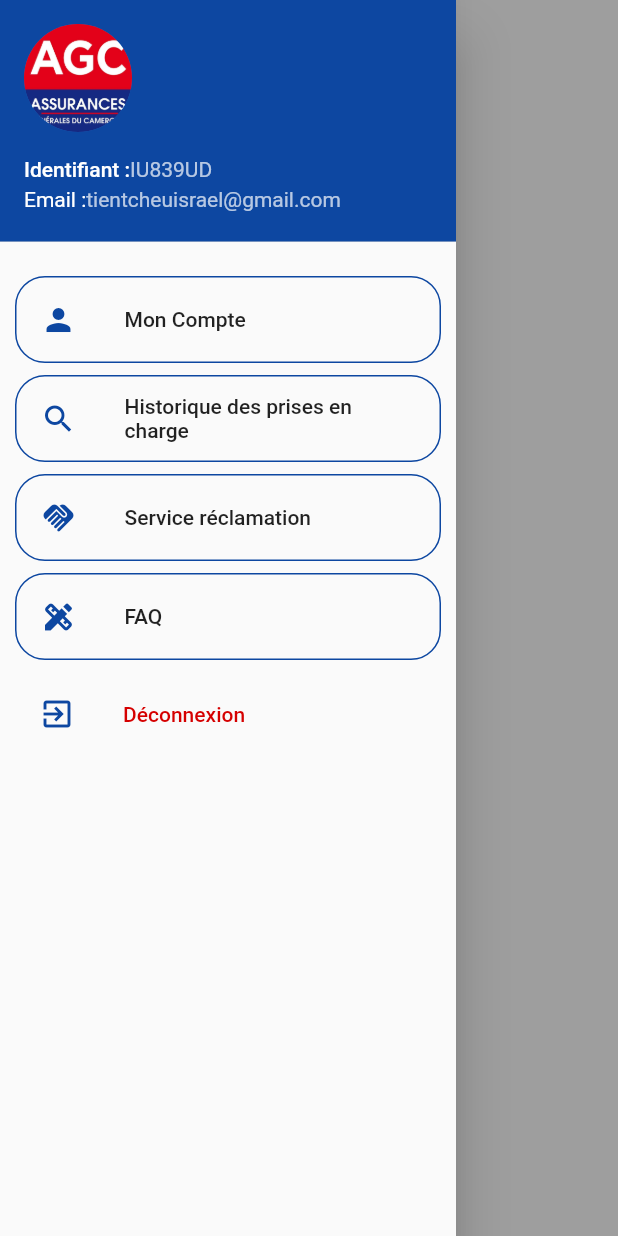
After one commit to TIENTCHEUisrael/projetagc, a Flutter app: the HomeClientPage screen opened directly, after a tap on the "menu" icon, on a phone screen of 412 x 824 dp. The commit adds this screen. Run offline on Flutter 3.47's test engine with Material 2 defaults, Android fonts, the phone set to English and light mode, and no system bars; our stand-ins replace google_fonts, smooth_page_indicator.

Commit message:
Add the navbar of the app and the homePage

```diff
--- a/lib/screens/homePage/homeClientPage.dart
+++ b/lib/screens/homePage/homeClientPage.dart
@@ -1,4 +1,6 @@
+import 'package:flutter/cupertino.dart';
 import 'package:flutter/material.dart';
+import 'package:projectagc/widgets/navbarClient.dart';
 
 class HomeClientPage extends StatefulWidget {
   const HomeClientPage({super.key});
@@ -11,8 +13,53 @@ class _HomeClientPageState extends State<HomeClientPage> {
   @override
   Widget build(BuildContext context) {
     return Scaffold(
-      body: Container(
-        child: const Center(child: Text('Home Page')),
+      drawer: NavBarClient(),
+      drawerScrimColor: Colors.grey,
+      appBar: AppBar(
+        elevation: 0.1,
+        backgroundColor: Colors.white,
+        title: Center(
+          child: Image.asset(
+            "assets/images/png/agc2.png",
+            height: 48,
+            width: 48,
+            fit: BoxFit.cover,
+          ),
+        ),
+        centerTitle: true,
+        leading: Builder(
+          builder: (BuildContext context) {
+            return IconButton(
+              icon: const Icon(
+                Icons.menu,
+                color: Colors.black,
+                size: 35,
+              ),
+              onPressed: () {
+                Scaffold.of(context).openDrawer();
+              },
+              tooltip: MaterialLocalizations.of(context).openAppDrawerTooltip,
+            );
+          },
+        ),
+        actions: [
+          IconButton(
+            onPressed: () {},
+            icon: const Icon(
+              CupertinoIcons.moon_stars,
+              color: Colors.white,
+            ),
+          ),
+        ],
+      ),
+      body: SafeArea(
+        child: SingleChildScrollView(
+          child: Container(
+            child: Center(
+              child: Text('Home Page'),
+            ),
+          ),
+        ),
       ),
     );
   }
--- /dev/null
+++ b/lib/screens/homePage/pages/profilePage.dart
@@ -0,0 +1,15 @@
+import 'package:flutter/material.dart';
+
+class ProfilePage extends StatefulWidget {
+  const ProfilePage({super.key});
+
+  @override
+  State<ProfilePage> createState() => _ProfilePageState();
+}
+
+class _ProfilePageState extends State<ProfilePage> {
+  @override
+  Widget build(BuildContext context) {
+    return Container();
+  }
+}
--- a/lib/screens/loginPage/loginPage.dart
+++ b/lib/screens/loginPage/loginPage.dart
@@ -195,7 +195,7 @@ class _LoginPageState extends State<LoginPage> {
                                   padding: const EdgeInsets.all(16),
                                   decoration: BoxDecoration(
                                     color: blue_color,
-                                    borderRadius: BorderRadius.circular(12),
+                                    borderRadius: BorderRadius.circular(18),
                                   ),
                                   child: Center(
                                     child: Text(
--- a/lib/screens/splashPages/splashPage.dart
+++ b/lib/screens/splashPages/splashPage.dart
@@ -4,6 +4,8 @@ import 'package:flutter/material.dart';
 import 'package:google_fonts/google_fonts.dart';
 import 'package:projectagc/screens/navigationPage/navigationPage.dart';
 import 'package:projectagc/themes/constants.dart';
+
+import '../../widgets/bas.dart';
 
 const blue = "#182983";
 const rouge = "#E3001B";
@@ -64,6 +66,10 @@ class _SplashPageState extends State<SplashPage> {
               height: 35,
             ),
             const CircularProgressIndicator(),
+            const SizedBox(
+              height: 100,
+            ),
+            bas(),
           ],
         ),
       ),
--- /dev/null
+++ b/lib/widgets/navbarClient.dart
@@ -0,0 +1,175 @@
+import 'package:flutter/material.dart';
+import '../screens/homePage/pages/profilePage.dart';
+import '../themes/constants.dart';
+
+class NavBarClient extends StatelessWidget {
+  const NavBarClient({super.key});
+
+  @override
+  Widget build(BuildContext context) {
+    return Drawer(
+      child: ListView(
+        padding: EdgeInsets.zero,
+        children: [
+          UserAccountsDrawerHeader(
+            decoration: BoxDecoration(color: blue_color),
+            accountName: Row(
+              children: [
+                Text("Identifiant :"),
+                Text(
+                  'IU839UD',
+                  style: TextStyle(
+                      fontWeight: FontWeight.normal, color: Colors.white70),
+                ),
+              ],
+            ),
+            accountEmail: Row(
+              children: [
+                Text(
+                  "Email :",
+                  style: TextStyle(fontWeight: FontWeight.normal),
+                ),
+                Text(
+                  'tientcheuisrael@gmail.com',
+                  style: TextStyle(color: Colors.white70),
+                ),
+              ],
+            ),
+            currentAccountPicture: CircleAvatar(
+              child: ClipOval(
+                child: Image.asset(
+                  "assets/images/png/agc1.png",
+                  height: 100,
+                  width: 100,
+                  fit: BoxFit.cover,
+                ),
+              ),
+            ),
+          ),
+          const SizedBox(
+            height: 15,
+          ),
+          Container(
+            margin: const EdgeInsets.symmetric(horizontal: 10),
+            decoration: BoxDecoration(
+              borderRadius: BorderRadius.circular(20),
+              border: Border.all(color: blue_color),
+            ),
+            child: ListTile(
+              leading: const Icon(
+                Icons.person,
+                color: blue_color,
+              ),
+              title: const Text('Mon Compte'),
+              onLongPress: () {
+                return;
+              },
+              onTap: () {
+                Navigator.of(context).push(
+                  MaterialPageRoute(
+                    builder: (context) {
+                      return ProfilePage();
+                    },
+                  ),
+                );
+              },
+            ),
+          ),
+          const SizedBox(
+            height: 8,
+          ),
+          Container(
+            margin: const EdgeInsets.symmetric(horizontal: 10),
+            decoration: BoxDecoration(
+              borderRadius: BorderRadius.circular(20),
+              border: Border.all(color: blue_color),
+            ),
+            child: ListTile(
+              leading: const Icon(
+                Icons.search_sharp,
+                color: blue_color,
+              ),
+              title: const Text(
+                'Historique des prises en charge',
+              ),
+              onLongPress: () {
+                return;
+              },
+              onTap: () {
+                print('historique');
+              },
+            ),
+          ),
+          const SizedBox(
+            height: 8,
+          ),
+          Container(
+            margin: const EdgeInsets.symmetric(horizontal: 10),
+            decoration: BoxDecoration(
+              borderRadius: BorderRadius.circular(20),
+              border: Border.all(color: blue_color),
+            ),
+            child: ListTile(
+              leading: const Icon(
+                Icons.handshake,
+                color: blue_color,
+              ),
+              title: const Text('Service réclamation'),
+              onLongPress: () {
+                return;
+              },
+              onTap: () {
+                print('Service');
+              },
+            ),
+          ),
+          const SizedBox(
+            height: 8,
+          ),
+          Container(
+            margin: const EdgeInsets.symmetric(horizontal: 10),
+            decoration: BoxDecoration(
+              borderRadius: BorderRadius.circular(20),
+              border: Border.all(color: blue_color),
+            ),
+            child: ListTile(
+              leading: const Icon(
+                Icons.design_services,
+                color: blue_color,
+              ),
+              title: const Text('FAQ'),
+              onLongPress: () {
+                return;
+              },
+              onTap: () {
+                print('FAQ');
+              },
+            ),
+          ),
+          const SizedBox(
+            height: 8,
+          ),
+          Container(
+            margin: const EdgeInsets.symmetric(horizontal: 10),
+            child: ListTile(
+              leading: const Icon(
+                Icons.exit_to_app,
+                color: blue_color,
+              ),
+              title: const Text(
+                'Déconnexion',
+                style: TextStyle(color: red_color),
+              ),
+              onLongPress: () {
+                return;
+              },
+              onTap: () {
+                print("Deconnexion");
+              },
+            ),
+          ),
+        ],
+      ),
+    );
+  }
+}
```
